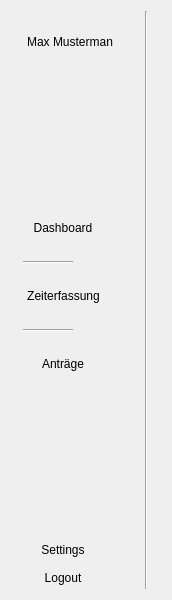
This is HR_Managment_System_Application/nav/navbar.ui in MehmetMertt/twentyONE_HR_System as Qt 5 draws it before an edit. The edited form follows.
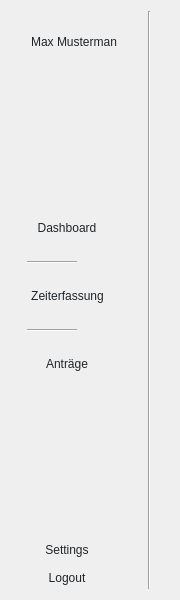
This is the edited form. Icons and pictures are not drawn.

The edit to the form file:
```diff
--- a/HR_Managment_System_Application/nav/navbar.ui
+++ b/HR_Managment_System_Application/nav/navbar.ui
@@ -6,7 +6,7 @@
    <rect>
     <x>0</x>
     <y>0</y>
-    <width>172</width>
+    <width>180</width>
     <height>600</height>
    </rect>
   </property>
@@ -16,6 +16,169 @@
     <height>16777215</height>
    </size>
   </property>
+  <property name="palette">
+   <palette>
+    <active>
+     <colorrole role="WindowText">
+      <brush brushstyle="SolidPattern">
+       <color alpha="255">
+        <red>33</red>
+        <green>36</green>
+        <blue>39</blue>
+       </color>
+      </brush>
+     </colorrole>
+     <colorrole role="Text">
+      <brush brushstyle="SolidPattern">
+       <color alpha="255">
+        <red>33</red>
+        <green>36</green>
+        <blue>39</blue>
+       </color>
+      </brush>
+     </colorrole>
+     <colorrole role="ButtonText">
+      <brush brushstyle="SolidPattern">
+       <color alpha="255">
+        <red>33</red>
+        <green>36</green>
+        <blue>39</blue>
+       </color>
+      </brush>
+     </colorrole>
+     <colorrole role="Highlight">
+      <brush brushstyle="SolidPattern">
+       <color alpha="255">
+        <red>17</red>
+        <green>105</green>
+        <blue>142</blue>
+       </color>
+      </brush>
+     </colorrole>
+     <colorrole role="ToolTipText">
+      <brush brushstyle="SolidPattern">
+       <color alpha="255">
+        <red>33</red>
+        <green>36</green>
+        <blue>39</blue>
+       </color>
+      </brush>
+     </colorrole>
+     <colorrole role="PlaceholderText">
+      <brush brushstyle="SolidPattern">
+       <color alpha="128">
+        <red>33</red>
+        <green>36</green>
+        <blue>39</blue>
+       </color>
+      </brush>
+     </colorrole>
+     <colorrole role="Accent">
+      <brush brushstyle="SolidPattern">
+       <color alpha="255">
+        <red>22</red>
+        <green>199</green>
+        <blue>154</blue>
+       </color>
+      </brush>
+     </colorrole>
+    </active>
+    <inactive>
+     <colorrole role="WindowText">
+      <brush brushstyle="SolidPattern">
+       <color alpha="255">
+        <red>33</red>
+        <green>36</green>
+        <blue>39</blue>
+       </color>
+      </brush>
+     </colorrole>
+     <colorrole role="Text">
+      <brush brushstyle="SolidPattern">
+       <color alpha="255">
+        <red>33</red>
+        <green>36</green>
+        <blue>39</blue>
+       </color>
+      </brush>
+     </colorrole>
+     <colorrole role="ButtonText">
+      <brush brushstyle="SolidPattern">
+       <color alpha="255">
+        <red>33</red>
+        <green>36</green>
+        <blue>39</blue>
+       </color>
+      </brush>
+     </colorrole>
+     <colorrole role="Highlight">
+      <brush brushstyle="SolidPattern">
+       <color alpha="255">
+        <red>17</red>
+        <green>105</green>
+        <blue>142</blue>
+       </color>
+      </brush>
+     </colorrole>
+     <colorrole role="ToolTipText">
+      <brush brushstyle="SolidPattern">
+       <color alpha="255">
+        <red>33</red>
+        <green>36</green>
+        <blue>39</blue>
+       </color>
+      </brush>
+     </colorrole>
+     <colorrole role="PlaceholderText">
+      <brush brushstyle="SolidPattern">
+       <color alpha="128">
+        <red>33</red>
+        <green>36</green>
+        <blue>39</blue>
+       </color>
+      </brush>
+     </colorrole>
+     <colorrole role="Accent">
+      <brush brushstyle="SolidPattern">
+       <color alpha="255">
+        <red>22</red>
+        <green>199</green>
+        <blue>154</blue>
+       </color>
+      </brush>
+     </colorrole>
+    </inactive>
+    <disabled>
+     <colorrole role="ToolTipText">
+      <brush brushstyle="SolidPattern">
+       <color alpha="255">
+        <red>33</red>
+        <green>36</green>
+        <blue>39</blue>
+       </color>
+      </brush>
+     </colorrole>
+     <colorrole role="PlaceholderText">
+      <brush brushstyle="SolidPattern">
+       <color alpha="128">
+        <red>33</red>
+        <green>36</green>
+        <blue>39</blue>
+       </color>
+      </brush>
+     </colorrole>
+     <colorrole role="Accent">
+      <brush brushstyle="SolidPattern">
+       <color alpha="255">
+        <red>22</red>
+        <green>199</green>
+        <blue>154</blue>
+       </color>
+      </brush>
+     </colorrole>
+    </disabled>
+   </palette>
+  </property>
   <property name="windowTitle">
    <string>Form</string>
   </property>
@@ -323,7 +486,7 @@
      </property>
      <property name="sizeHint" stdset="0">
       <size>
-       <width>10</width>
+       <width>5</width>
        <height>20</height>
       </size>
      </property>
```
